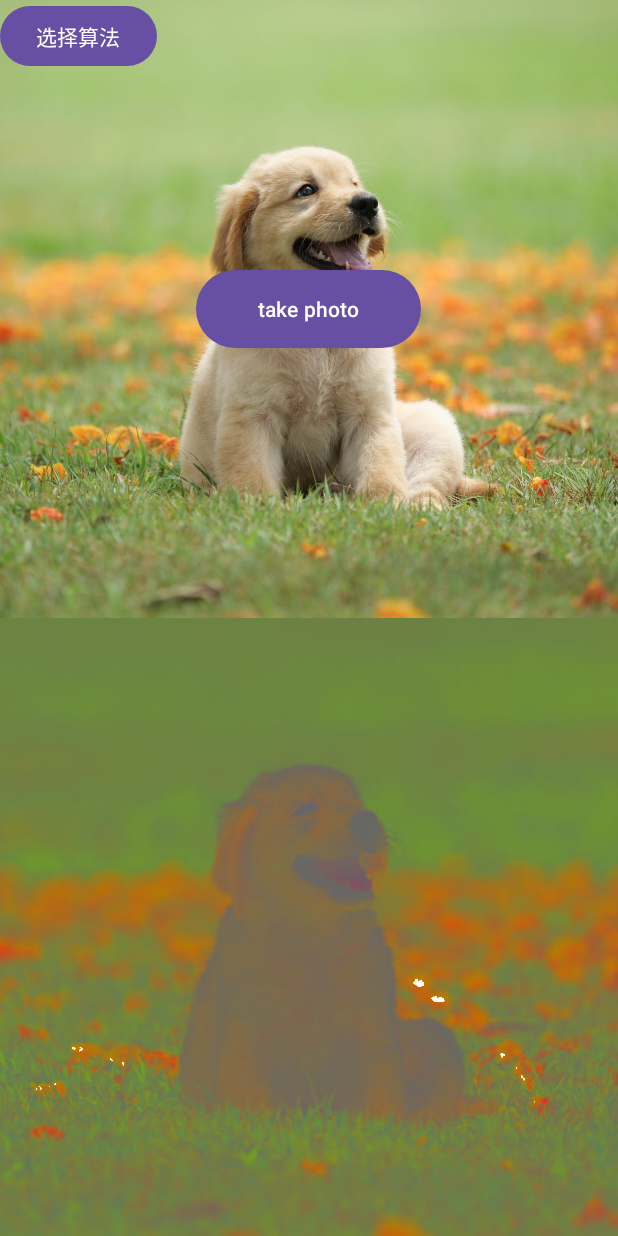
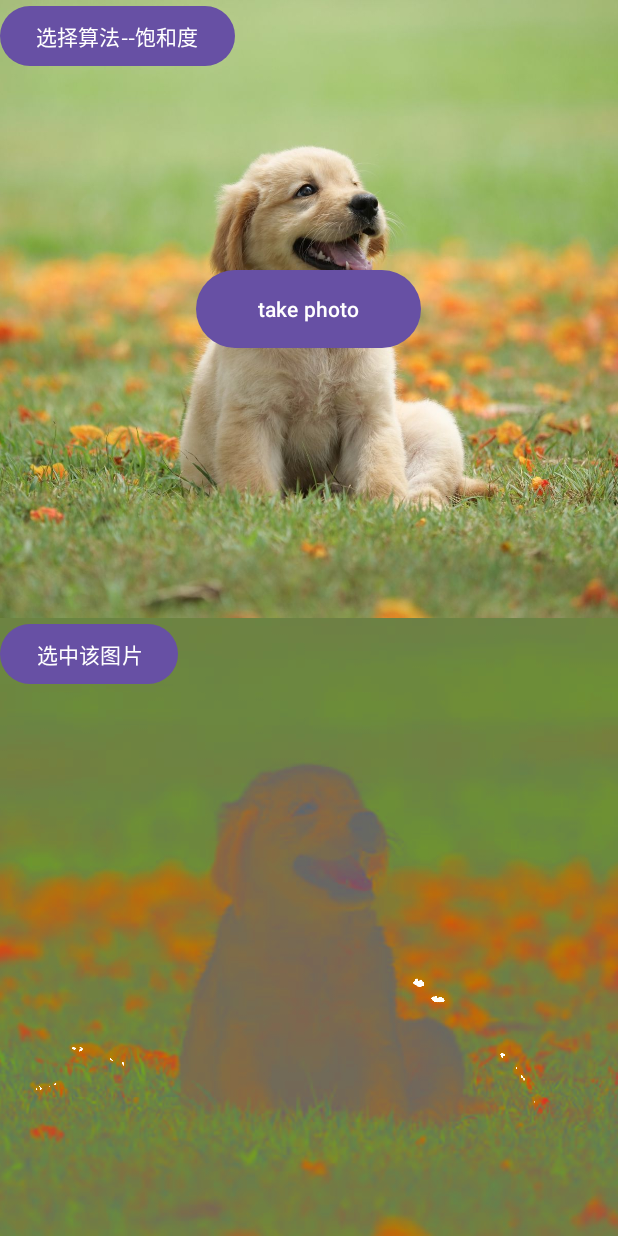
Before and after one commit to wanggy820/algorithm_android, an Android app: the screen it shows after launch (MainActivity), on a phone screen of 412 x 824 dp. Run offline under Robolectric (Android 15) with nearby library versions, the phone set to English and light mode, and no system bars.

Commit message:
'修改成可以切换已处理过的图片'

```diff
--- a/app/src/main/java/com/algorithm/camera/MainActivity.java
+++ b/app/src/main/java/com/algorithm/camera/MainActivity.java
@@ -21,15 +21,18 @@ import android.util.Log;
 import android.view.View;
 import android.widget.Button;
 import android.widget.ImageView;
+import android.widget.Toast;
 
 import java.io.File;
 import java.lang.reflect.InvocationTargetException;
 import java.lang.reflect.Method;
 
 public class MainActivity extends AppCompatActivity {
-    AlgorithmBean curentBean;
-    private Button mTakePhoto;
+    private AlgorithmBean curentBean;
+    private Button algorithmBtn;
+    private Button takePhoto;
     private ImageView picture1, picture2;
+
     Uri imageUri;
     @SuppressLint("MissingInflatedId")
     @Override
@@ -37,7 +40,8 @@ public class MainActivity extends AppCompatActivity {
         super.onCreate(savedInstanceState);
         setContentView(R.layout.activity_main);
 
-        mTakePhoto = (Button) findViewById(R.id.btn_take_photo);
+        takePhoto = (Button) findViewById(R.id.btn_take_photo);
+        algorithmBtn = (Button) findViewById(R.id.btn_select_algorithm);
         picture1 = (ImageView) findViewById(R.id.picture1);
         picture2 = (ImageView) findViewById(R.id.picture2);
 
@@ -64,7 +68,7 @@ public class MainActivity extends AppCompatActivity {
         ImageUtils.list.add(bean7);
 
         curentBean = bean1;
-        mTakePhoto.setOnClickListener(new View.OnClickListener() {
+        takePhoto.setOnClickListener(new View.OnClickListener() {
             @Override
             public void onClick(View v) {
                 //创建file对象，用于存储拍照后的图片；
@@ -136,8 +140,10 @@ public class MainActivity extends AppCompatActivity {
     }
 
     private void opererImage(){
+        algorithmBtn.setText("选择算法--" + curentBean.getName());
         BitmapDrawable bd = (BitmapDrawable) picture1.getDrawable();
         if (bd == null || bd.getBitmap() == null) {
+            Toast.makeText(this, "请先拍照！", Toast.LENGTH_LONG).show();
             return;
         }
         LoadingDialog.getInstance(this).show();//显示
@@ -173,4 +179,9 @@ public class MainActivity extends AppCompatActivity {
         }).start();
 
     }
+
+    public void selectPictureClick(View view) {
+        BitmapDrawable bd = (BitmapDrawable) picture2.getDrawable();
+        picture1.setImageBitmap(bd.getBitmap());
+    }
 }
--- a/app/src/main/res/layout/activity_main.xml
+++ b/app/src/main/res/layout/activity_main.xml
@@ -39,16 +39,27 @@
                 android:text="选择算法" />
         </RelativeLayout>
 
-        <ImageView
-            android:id="@+id/picture2"
+        <RelativeLayout
             android:layout_width="match_parent"
             android:layout_height="0dp"
             android:layout_weight="1"
-            android:scaleType="centerCrop"
-            tools:srcCompat="@tools:sample/avatars" />
+            android:background="#8BC34A"
+            tools:ignore="MissingConstraints">
+
+            <ImageView
+                android:id="@+id/picture2"
+                android:layout_width="match_parent"
+                android:layout_height="match_parent"
+                android:scaleType="centerCrop"
+                tools:srcCompat="@tools:sample/avatars" />
+            <Button
+                android:id="@+id/select_btn"
+                android:layout_width="wrap_content"
+                android:layout_height="wrap_content"
+                android:onClick="selectPictureClick"
+                android:text="选中该图片" />
+        </RelativeLayout>
     </LinearLayout>
 
 
-
-
 </androidx.constraintlayout.widget.ConstraintLayout>
```
